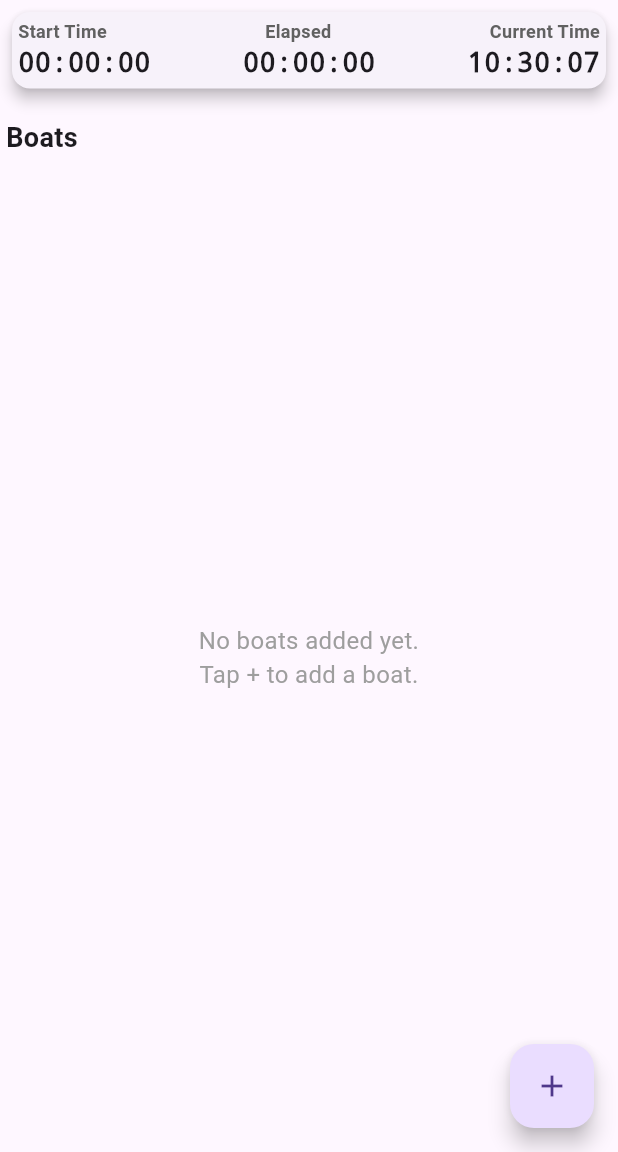
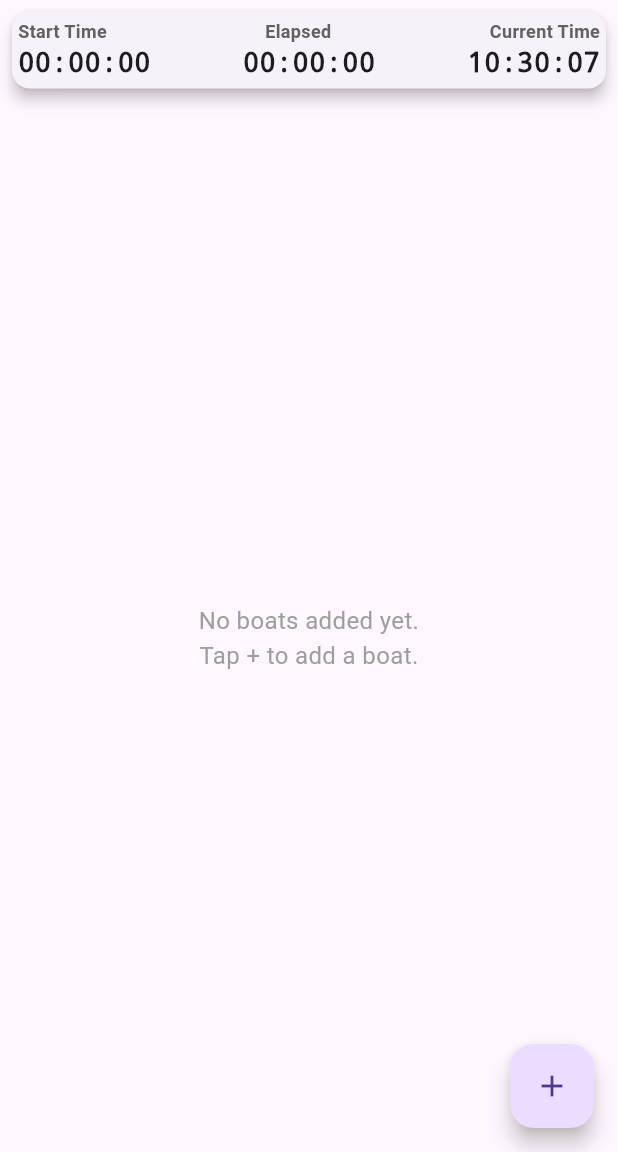
Before and after one commit to rotor-rig/racebox-mobile, a Flutter app: the screen it shows after launch, on a phone screen of 412 x 824 dp, the part 84-1236 px from its top. Run offline on Flutter 3.47's test engine with Material 3 defaults, Android fonts, the light colour scheme and no system bars; our stand-ins replace shared_preferences.

Commit message:
remove title above grid

```diff
--- a/lib/main.dart
+++ b/lib/main.dart
@@ -582,13 +582,6 @@ class _RaceTimerScreenState extends State<RaceTimerScreen> {
               child: Column(
                 crossAxisAlignment: CrossAxisAlignment.start,
                 children: [
-                  const Text(
-                    'Boats',
-                    style: TextStyle(
-                      fontSize: 18,
-                      fontWeight: FontWeight.bold,
-                    ),
-                  ),
                   const SizedBox(height: 8),
                   Expanded(
                     child: boats.isEmpty
```
